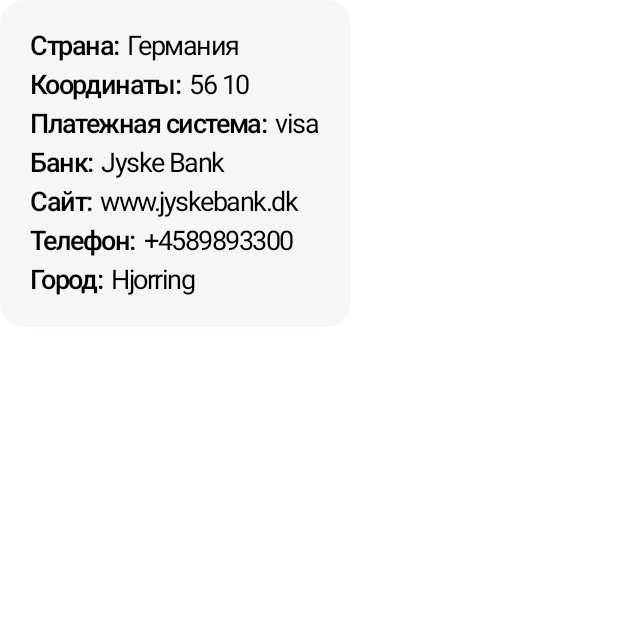
After one commit to deavikt/BankCardInfo, an Android app built with Jetpack Compose: the composable BINInfoCard shown on its own in the app's theme, on a phone screen of 412 x 824 dp, the top half of it. The commit adds this screen. Run offline under Robolectric (Android 15) with nearby library versions, the phone set to English and light mode, and no system bars.

Commit message:
add bin info card

```diff
--- /dev/null
+++ b/app/src/main/java/ru/salfa/bankcardinfo/ui/components/BINInfoCard.kt
@@ -0,0 +1,76 @@
+package ru.salfa.bankcardinfo.ui.components
+
+import androidx.compose.foundation.background
+import androidx.compose.foundation.layout.Arrangement
+import androidx.compose.foundation.layout.Column
+import androidx.compose.foundation.layout.Row
+import androidx.compose.foundation.layout.fillMaxWidth
+import androidx.compose.foundation.layout.padding
+import androidx.compose.foundation.shape.RoundedCornerShape
+import androidx.compose.material3.Text
+import androidx.compose.runtime.Composable
+import androidx.compose.ui.Modifier
+import androidx.compose.ui.res.stringResource
+import androidx.compose.ui.tooling.preview.Preview
+import androidx.compose.ui.unit.dp
+import ru.salfa.bankcardinfo.R
+import ru.salfa.bankcardinfo.ui.theme.BankCardInfoTheme
+import ru.salfa.bankcardinfo.ui.theme.DisabledContainer
+import ru.salfa.bankcardinfo.ui.theme.Typography
+
+@Composable
+fun BINInfoCard(modifier: Modifier) {
+    Column(
+        modifier = modifier
+            .background(
+                color = DisabledContainer,
+                shape = RoundedCornerShape(16.dp)
+            )
+            .padding(20.dp),
+        verticalArrangement = Arrangement.spacedBy(4.dp)
+    ) {
+        BankCardProperty(R.string.country_title, "Германия")
+        BankCardProperty(R.string.coordinates_title, "56 10")
+        BankCardProperty(R.string.payment_system_type_title, "visa")
+        BankCardProperty(R.string.bank_title, "Jyske Bank")
+        BankCardProperty(R.string.url_title, "www.jyskebank.dk")
+        BankCardProperty(R.string.phone_title, "+4589893300")
+        BankCardProperty(R.string.city_title, "Hjorring")
+    }
+}
+
+@Composable
+private fun BankCardProperty(
+    propertyNameId: Int,
+    propertyText: String
+) {
+    Row {
+        BankCardPropertyName(stringResource(propertyNameId))
+        BankCardPropertyText(propertyText)
+    }
+}
+
+@Composable
+private fun BankCardPropertyName(propertyName: String) {
+    Text(
+        text = "$propertyName:",
+        style = Typography.bodyMedium
+    )
+}
+
+@Composable
+private fun BankCardPropertyText(propertyText: String) {
+    Text(
+        text = propertyText,
+        modifier = Modifier.padding(start = 4.dp),
+        style = Typography.bodySmall
+    )
+}
+
+@Preview
+@Composable
+private fun BINInfoCardPreview() {
+    BankCardInfoTheme {
+        BINInfoCard(Modifier.fillMaxWidth())
+    }
+}
--- a/app/src/main/java/ru/salfa/bankcardinfo/ui/theme/Color.kt
+++ b/app/src/main/java/ru/salfa/bankcardinfo/ui/theme/Color.kt
@@ -5,6 +5,7 @@ import androidx.compose.ui.graphics.Color
 val White = Color(0xFFFFFFFF)
 val Black = Color(0xFF000000)
 val Purple = Color(0xFF9A10F0)
+val Red = Color(0xFFF0114C)
 
 val Hint = Color(0xFFADB5BD)
 val DisabledContainer = Color(0xFFF6F6FA)
--- a/app/src/main/res/values/strings.xml
+++ b/app/src/main/res/values/strings.xml
@@ -1,3 +1,11 @@
 <resources>
     <string name="app_name">Bank Card Info</string>
+
+    <string name="country_title">Страна</string>
+    <string name="coordinates_title">Координаты</string>
+    <string name="payment_system_type_title">Платежная система</string>
+    <string name="bank_title">Банк</string>
+    <string name="url_title">Сайт</string>
+    <string name="phone_title">Телефон</string>
+    <string name="city_title">Город</string>
 </resources>
```
